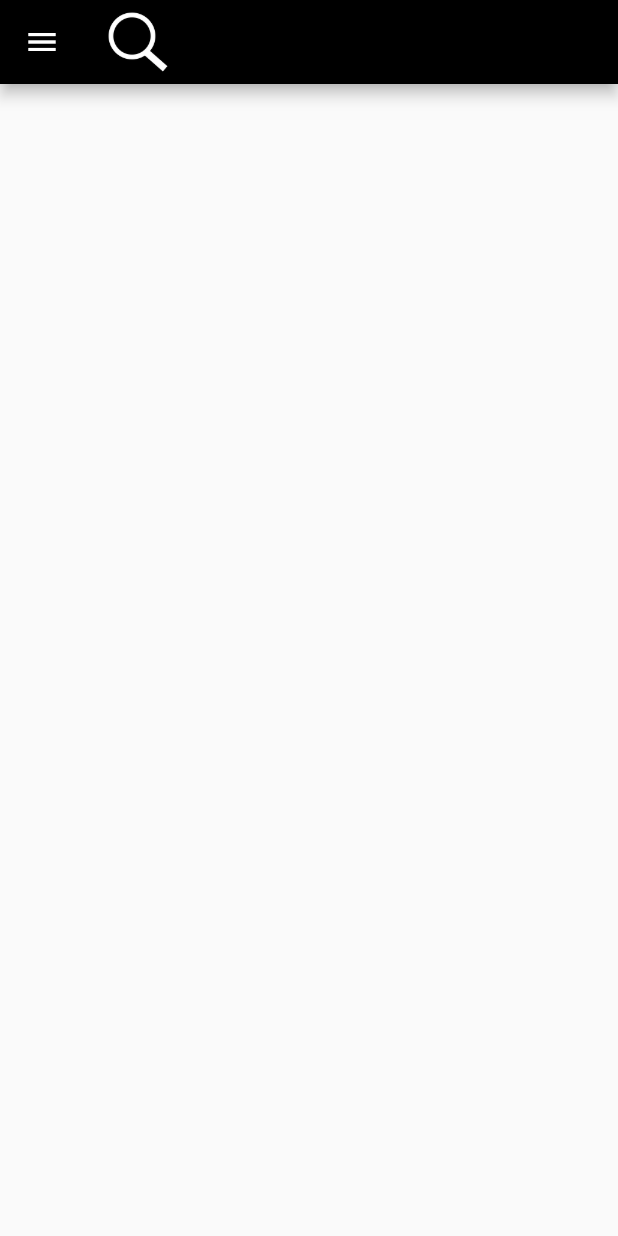
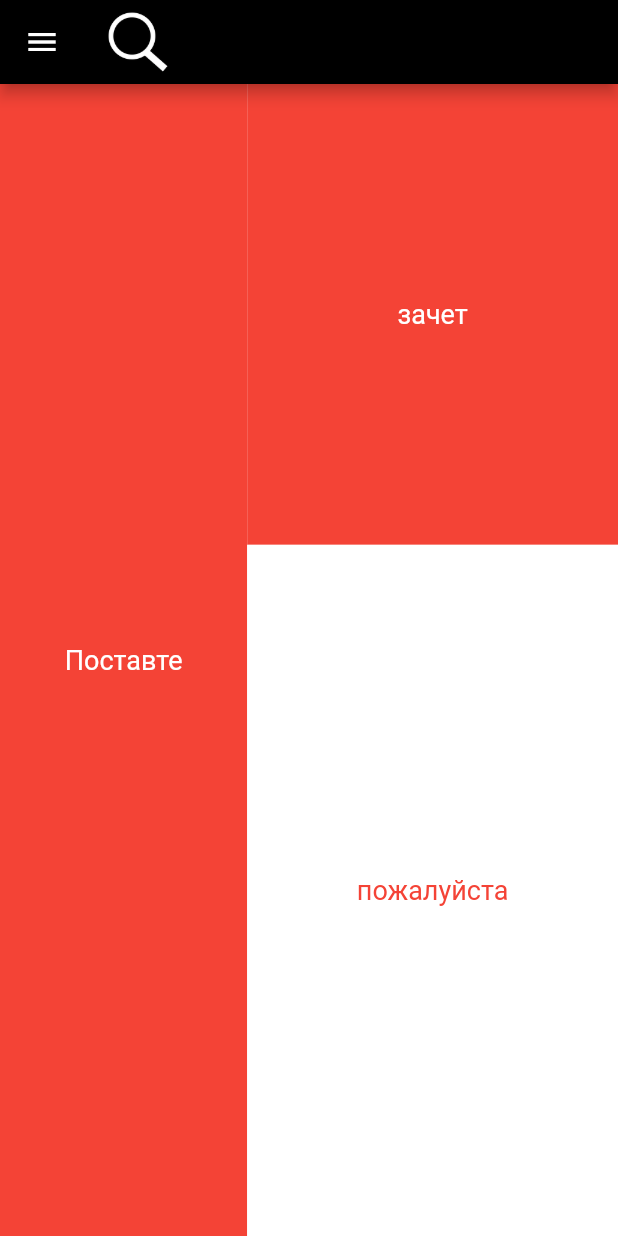
Before and after one commit to chygunok/ori_instant_messenger, a Flutter app: the screen it shows after launch, after a tap on "Войти", on a phone screen of 412 x 824 dp. Run offline on Flutter 3.47's test engine with Material 2 defaults, Android fonts, the phone set to English and light mode, and no system bars; our stand-ins replace google_fonts.

Commit message:
Начало разметки экрана

```diff
--- a/app/lib/main.dart
+++ b/app/lib/main.dart
@@ -1,5 +1,6 @@
 import 'package:app/login.dart';
 import 'package:flutter/material.dart';
+import 'package:app/mainMenu.dart';
 
 void main() {
   runApp(MyApp());
--- a/app/lib/mainMenu.dart
+++ b/app/lib/mainMenu.dart
@@ -1,19 +1,12 @@
+import 'package:app/widgets.dart';
 import 'package:flutter/material.dart';
-import 'package:app/theme.dart';
-import 'package:google_fonts/google_fonts.dart';
-import 'package:app/widgets.dart';
 
-class MainMenu extends StatefulWidget {
-  @override
-  _MainMenuState createState() => _MainMenuState();
-}
-
-class _MainMenuState extends State<MainMenu>
-    with SingleTickerProviderStateMixin {
+class MainMenu extends StatelessWidget {
   @override
   Widget build(BuildContext context) {
-    return MaterialApp(
-        home: Scaffold(
+    Orientation deviceOrientation = MediaQuery.of(context).orientation;
+    Size screenSize = MediaQuery.of(context).size;
+    return Scaffold(
       appBar: MainAppBar(context),
       drawer: Drawer(
         child: new ListView(
@@ -34,6 +27,64 @@ class _MainMenuState extends State<MainMenu>
           ],
         ),
       ),
-    ));
+      body: Row(
+        children: [
+          Expanded(
+            flex: 2,
+            child: LayoutBuilder(
+              builder: (context, constraints) => Container(
+                color: Colors.red,
+                child: Center(
+                  child: Text(
+                    'Поставте',
+                    style: TextStyle(color: Colors.white, fontSize: 18),
+                  ),
+                ),
+              ),
+            ),
+          ),
+          Expanded(
+            flex: 3,
+            child: Column(
+              children: [
+                Expanded(
+                  flex: 2,
+                  child: Container(
+                    color: Colors.red,
+                    child: OrientationBuilder(
+                      builder: (context, orientation) => Center(
+                        // child: Text(
+                        //   'View 1\n\n' +
+                        //       '[MediaQuery orientation]:\n$deviceOrientation\n\n' +
+                        //       '[OrientationBuilder]:\n$orientation',
+                        //   style: TextStyle(color: Colors.white, fontSize: 18),
+                        // ),
+                        child: Text('зачет',
+                            style:
+                                TextStyle(color: Colors.white, fontSize: 18)),
+                      ),
+                    ),
+                  ),
+                ),
+                Expanded(
+                  flex: 3,
+                  child: OrientationBuilder(
+                    builder: (context, orientation) => Container(
+                      color: Colors.white,
+                      child: Center(
+                        child: Text(
+                          'пожалуйста',
+                          style: TextStyle(color: Colors.red, fontSize: 18),
+                        ),
+                      ),
+                    ),
+                  ),
+                ),
+              ],
+            ),
+          ),
+        ],
+      ),
+    );
   }
 }
--- a/app/pubspec.yaml
+++ b/app/pubspec.yaml
@@ -23,7 +23,9 @@ environment:
 dependencies:
   flutter:
     sdk: flutter
-
+  sqflite: any
+  path_provider: any
+  fraction: ^1.2.1
 
   # The following adds the Cupertino Icons font to your application.
   # Use with the CupertinoIcons class for iOS style icons.
```
